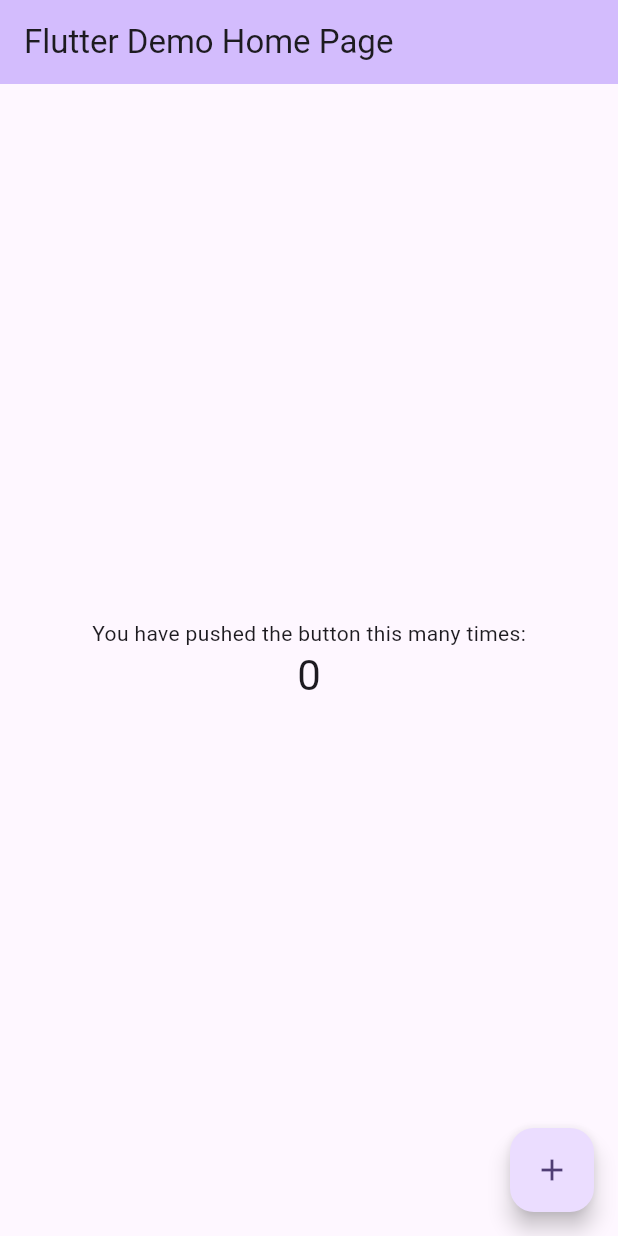
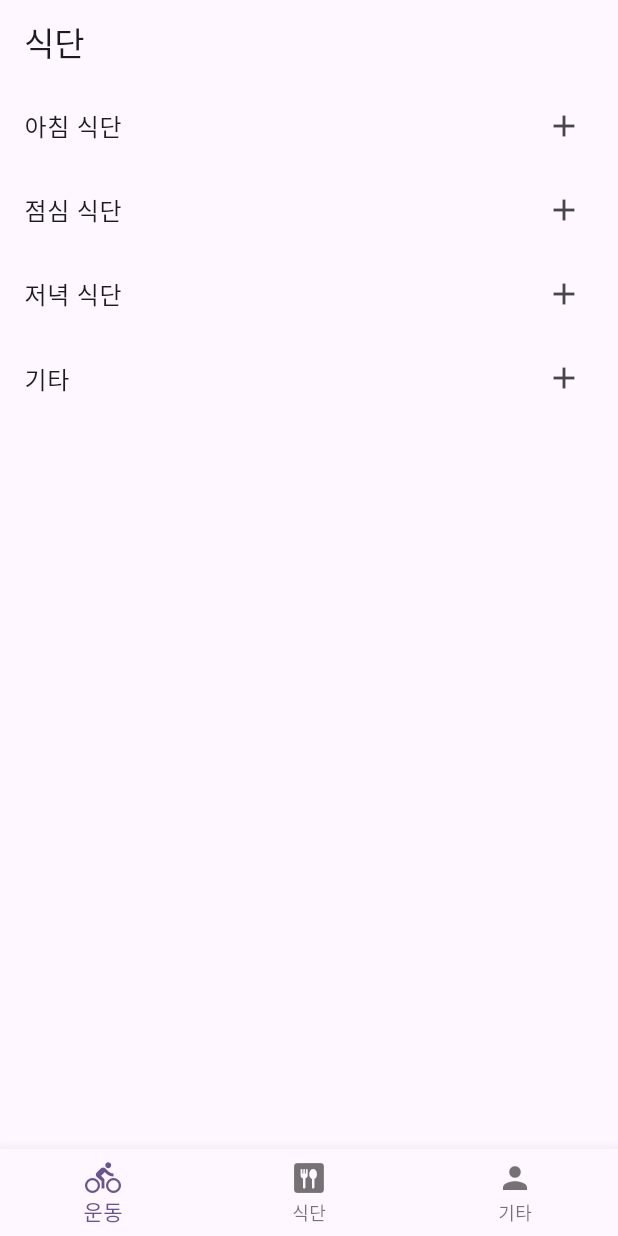
Before and after one commit to rcshpark/clean_architecture_project, a Flutter app: the screen it shows after launch, on a phone screen of 412 x 824 dp. Run offline on Flutter 3.47's test engine with Material 3 defaults, Android fonts, the phone set to English and light mode, and no system bars; our stand-ins replace cloud_firestore, firebase_core, flutter_dotenv, flutter_riverpod, fluttertoast, freezed_annotation and 2 more; missing offline and left inert: dart:ffi, kakao_flutter_sdk_user; accounts and stored records are empty; generated files the repository leaves out were written again; statements that could not run were skipped.

Commit message:
feat: : fastlane & ui

```diff
--- a/lib/main.dart
+++ b/lib/main.dart
@@ -1,7 +1,23 @@
+import 'package:firebase_core/firebase_core.dart';
 import 'package:flutter/material.dart';
+import 'package:flutter_dotenv/flutter_dotenv.dart';
+import 'package:flutter_riverpod/flutter_riverpod.dart';
+import 'package:health_care/firebase_options.dart';
+import 'package:health_care/src/injector.dart';
+import 'package:health_care/src/presentation/screen/auth/view/auth_screen.dart';
+import 'package:health_care/src/presentation/screen/home/view/home_view.dart';
+import 'package:health_care/src/presentation/screen/nutrient/view/nutrient_search_view.dart';
+import 'package:kakao_flutter_sdk_user/kakao_flutter_sdk_user.dart';
 
-void main() {
-  runApp(const MyApp());
+void main() async {
+  WidgetsFlutterBinding.ensureInitialized();
+  await Firebase.initializeApp(
+    options: DefaultFirebaseOptions.currentPlatform,
+  );
+  await dotenv.load(fileName: ".env");
+  KakaoSdk.init(nativeAppKey: dotenv.env["KAKAO_NATIVE_APP_KEY"]);
+  setupInjector();
+  runApp(const ProviderScope(child: MyApp()));
 }
 
 class MyApp extends StatelessWidget {
@@ -13,113 +29,10 @@ class MyApp extends StatelessWidget {
     return MaterialApp(
       title: 'Flutter Demo',
       theme: ThemeData(
-        // This is the theme of your application.
-        //
-        // TRY THIS: Try running your application with "flutter run". You'll see
-        // the application has a purple toolbar. Then, without quitting the app,
-        // try changing the seedColor in the colorScheme below to Colors.green
-        // and then invoke "hot reload" (save your changes or press the "hot
-        // reload" button in a Flutter-supported IDE, or press "r" if you used
-        // the command line to start the app).
-        //
-        // Notice that the counter didn't reset back to zero; the application
-        // state is not lost during the reload. To reset the state, use hot
-        // restart instead.
-        //
-        // This works for code too, not just values: Most code changes can be
-        // tested with just a hot reload.
         colorScheme: ColorScheme.fromSeed(seedColor: Colors.deepPurple),
         useMaterial3: true,
       ),
-      home: const MyHomePage(title: 'Flutter Demo Home Page'),
+      home: HomeScreen(),
     );
   }
 }
-
-class MyHomePage extends StatefulWidget {
-  const MyHomePage({super.key, required this.title});
-
-  // This widget is the home page of your application. It is stateful, meaning
-  // that it has a State object (defined below) that contains fields that affect
-  // how it looks.
-
-  // This class is the configuration for the state. It holds the values (in this
-  // case the title) provided by the parent (in this case the App widget) and
-  // used by the build method of the State. Fields in a Widget subclass are
-  // always marked "final".
-
-  final String title;
-
-  @override
-  State<MyHomePage> createState() => _MyHomePageState();
-}
-
-class _MyHomePageState extends State<MyHomePage> {
-  int _counter = 0;
-
-  void _incrementCounter() {
-    setState(() {
-      // This call to setState tells the Flutter framework that something has
-      // changed in this State, which causes it to rerun the build method below
-      // so that the display can reflect the updated values. If we changed
-      // _counter without calling setState(), then the build method would not be
-      // called again, and so nothing would appear to happen.
-      _counter++;
-    });
-  }
-
-  @override
-  Widget build(BuildContext context) {
-    // This method is rerun every time setState is called, for instance as done
-    // by the _incrementCounter method above.
-    //
-    // The Flutter framework has been optimized to make rerunning build methods
-    // fast, so that you can just rebuild anything that needs updating rather
-    // than having to individually change instances of widgets.
-    return Scaffold(
-      appBar: AppBar(
-        // TRY THIS: Try changing the color here to a specific color (to
-        // Colors.amber, perhaps?) and trigger a hot reload to see the AppBar
-        // change color while the other colors stay the same.
-        backgroundColor: Theme.of(context).colorScheme.inversePrimary,
-        // Here we take the value from the MyHomePage object that was created by
-        // the App.build method, and use it to set our appbar title.
-        title: Text(widget.title),
-      ),
-      body: Center(
-        // Center is a layout widget. It takes a single child and positions it
-        // in the middle of the parent.
-        child: Column(
-          // Column is also a layout widget. It takes a list of children and
-          // arranges them vertically. By default, it sizes itself to fit its
-          // children horizontally, and tries to be as tall as its parent.
-          //
-          // Column has various properties to control how it sizes itself and
-          // how it positions its children. Here we use mainAxisAlignment to
-          // center the children vertically; the main axis here is the vertical
-          // axis because Columns are vertical (the cross axis would be
-          // horizontal).
-          //
-          // TRY THIS: Invoke "debug painting" (choose the "Toggle Debug Paint"
-          // action in the IDE, or press "p" in the console), to see the
-          // wireframe for each widget.
-          mainAxisAlignment: MainAxisAlignment.center,
-          children: <Widget>[
-            const Text(
-              'You have pushed the button this many times:',
-            ),
-            Text(
-              '$_counter',
-              style: Theme.of(context).textTheme.headlineMedium,
-            ),
-          ],
-        ),
-      ),
-      floatingActionButton: FloatingActionButton(
-        onPressed: _incrementCounter,
-        tooltip: 'Increment',
-        child: const Icon(Icons.add),
-      ), // This trailing comma makes auto-formatting nicer for build methods.
-    );
-  }
-}
--- a/lib/src/domain/usecase/auth_usecase.dart
+++ b/lib/src/domain/usecase/auth_usecase.dart
@@ -1,5 +1,5 @@
 import 'package:health_care/src/core/enum.dart';
-import 'package:health_care/src/core/usecase/usecase.dart';
+import 'package:health_care/src/core/usecase/auth_usecase.dart';
 import 'package:health_care/src/domain/model/data_state_model.dart';
 import 'package:health_care/src/domain/model/user_model.dart';
 import 'package:health_care/src/domain/repository/auth_repository.dart';
--- a/lib/src/injector.dart
+++ b/lib/src/injector.dart
@@ -22,5 +22,6 @@ void setupInjector() {
       () => NutrientRepositoryImpl(getIt()));
 
   getIt.registerLazySingleton<AuthUseCase>(() => AuthUseCase(getIt()));
-  getIt.registerLazySingleton<NutrientUseCase>(() => NutrientUseCase(getIt()));
+  getIt.registerLazySingleton<RemoteNutrientUseCase>(
+      () => RemoteNutrientUseCase(getIt()));
 }
--- /dev/null
+++ b/lib/src/presentation/screen/home/view/home_view.dart
@@ -0,0 +1,39 @@
+import 'package:flutter/material.dart';
+import 'package:health_care/src/presentation/screen/nutrient/view/nutrient_search_view.dart';
+import 'package:health_care/src/presentation/screen/nutrient/view/nutrient_view.dart';
+
+class HomeScreen extends StatefulWidget {
+  const HomeScreen({super.key});
+
+  @override
+  State<HomeScreen> createState() => _HomeScreenState();
+}
+
+class _HomeScreenState extends State<HomeScreen> {
+  int _index = 0;
+  List pages = [NutrientScreen(), NutrientSearchScreen(), Container()];
+
+  void selected(int value) {
+    setState(() {
+      _index = value;
+    });
+  }
+
+  @override
+  Widget build(BuildContext context) {
+    return Scaffold(
+      body: pages[_index],
+      bottomNavigationBar: BottomNavigationBar(
+        currentIndex: _index,
+        onTap: selected,
+        items: const [
+          BottomNavigationBarItem(
+              icon: Icon(Icons.directions_bike), label: '운동'),
+          BottomNavigationBarItem(
+              icon: Icon(Icons.dining_rounded), label: '식단'),
+          BottomNavigationBarItem(icon: Icon(Icons.person), label: '기타'),
+        ],
+      ),
+    );
+  }
+}
--- /dev/null
+++ b/lib/src/presentation/screen/nutrient/view/nutrient_view.dart
@@ -0,0 +1,43 @@
+import 'package:flutter/material.dart';
+import 'package:flutter_riverpod/flutter_riverpod.dart';
+
+class NutrientScreen extends ConsumerWidget {
+  const NutrientScreen({super.key});
+  @override
+  Widget build(BuildContext context, WidgetRef ref) {
+    return Scaffold(
+        appBar: AppBar(title: const Text("식단")),
+        body: Column(
+          children: [
+            GestureDetector(
+              onTap: () {},
+              child: const ListTile(
+                title: Text('아침 식단'),
+                trailing: Icon(Icons.add),
+              ),
+            ),
+            GestureDetector(
+              onTap: () {},
+              child: const ListTile(
+                title: Text('점심 식단'),
+                trailing: Icon(Icons.add),
+              ),
+            ),
+            GestureDetector(
+              onTap: () {},
+              child: const ListTile(
+                title: Text('저녁 식단'),
+                trailing: Icon(Icons.add),
+              ),
+            ),
+            GestureDetector(
+              onTap: () {},
+              child: const ListTile(
+                title: Text('기타'),
+                trailing: Icon(Icons.add),
+              ),
+            )
+          ],
+        ));
+  }
+}
--- a/lib/src/presentation/view_model/auth/auth_view_model.dart
+++ b/lib/src/presentation/view_model/auth/auth_view_model.dart
@@ -2,10 +2,10 @@ import 'package:flutter/material.dart';
 import 'package:flutter_riverpod/flutter_riverpod.dart';
 import 'package:get_it/get_it.dart';
 import 'package:health_care/src/core/enum.dart';
-import 'package:health_care/src/core/usecase/usecase.dart';
+import 'package:health_care/src/core/usecase/auth_usecase.dart';
 import 'package:health_care/src/domain/model/user_model.dart';
 import 'package:health_care/src/domain/usecase/auth_usecase.dart';
-import 'package:health_care/src/presentation/screen/nutrient/view/nutrient_detail_view.dart';
+import 'package:health_care/src/presentation/screen/nutrient/view/nutrient_search_view.dart';
 
 part 'auth_view_model_state.dart';
 
@@ -25,7 +25,7 @@ class AuthViewModel extends StateNotifier<AuthState> {
       success: (userModel) {
         state = AuthSuccess(userModel);
         Navigator.push(context,
-            MaterialPageRoute(builder: ((context) => NutrientDetailScreen())));
+            MaterialPageRoute(builder: ((context) => NutrientSearchScreen())));
       },
       error: (e, message) => state = AuthError(e.toString()),
     );
```
Also changed, not shown: lib/src/core/usecase/auth_usecase.dart (added, +10 -0 lines), lib/src/presentation/screen/auth/view/auth_screen.dart (+3 -5 lines), lib/src/presentation/screen/nutrient/view/nutrient_detail_view.dart (added, +64 -0 lines), lib/src/presentation/screen/nutrient/view/nutrient_search_view.dart (added, +78 -0 lines), lib/src/presentation/view_model/nutrient/nutrient_view_model.dart (added, +30 -0 lines), lib/src/presentation/view_model/nutrient/nutrient_view_model_state.dart (added, +27 -0 lines), pubspec.lock, 27 other files.
